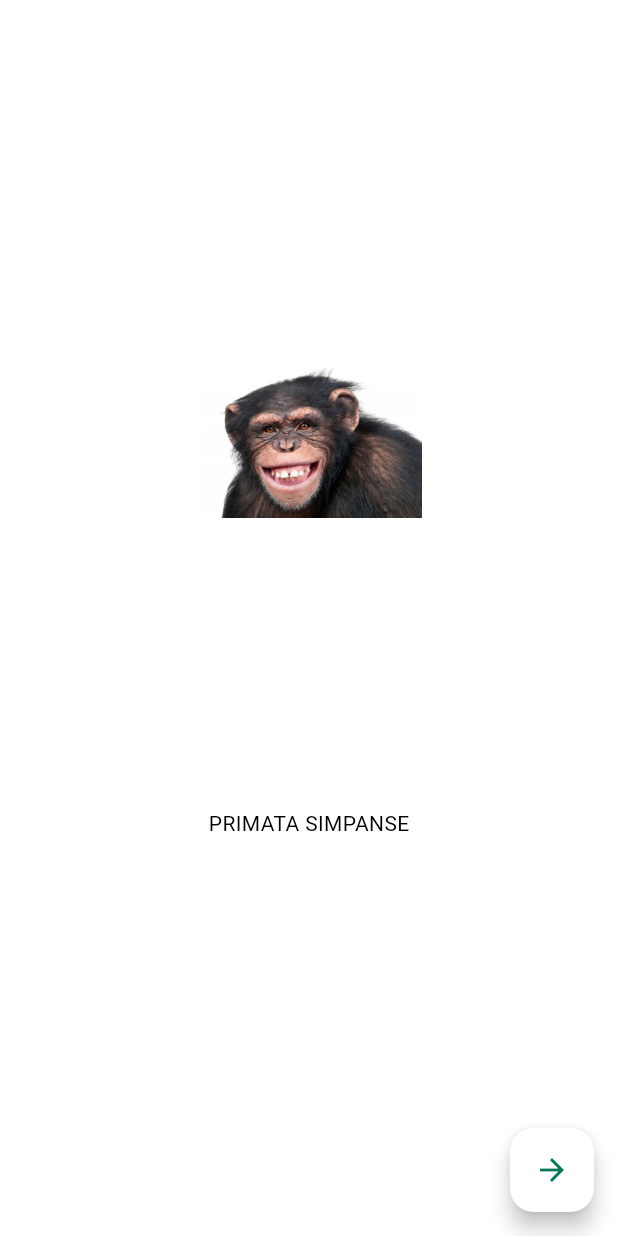
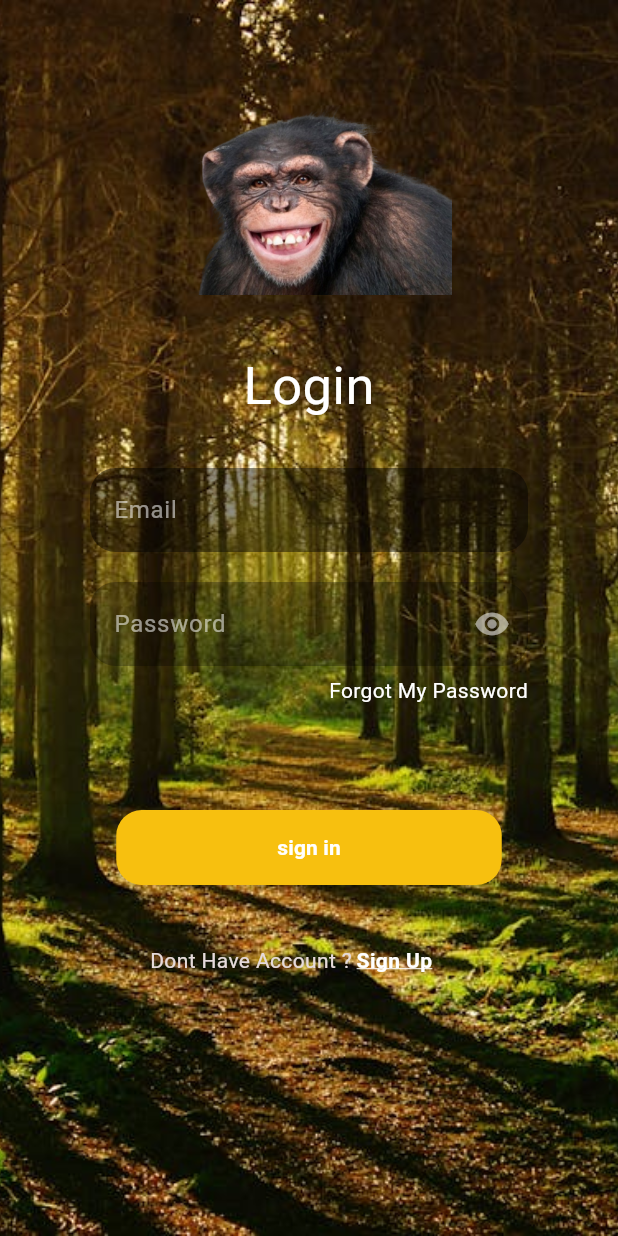
Before and after one commit to EgySeptiandi/latihanapp, a Flutter app: the screen it shows after launch, on a phone screen of 412 x 824 dp. Run offline on Flutter 3.47's test engine with Material 3 defaults, Android fonts, the phone set to English and light mode, and no system bars.

Commit message:
first-commit

```diff
--- a/lib/main.dart
+++ b/lib/main.dart
@@ -1,5 +1,7 @@
 import 'package:flutter/material.dart';
 import 'package:latihan/pages/first_splash.dart';
+import 'package:latihan/pages/second_splash.dart';
+import 'package:latihan/pages/halaman_login.dart';
 
 void main() => runApp(const MyApp());
 
@@ -9,7 +11,9 @@ class MyApp extends StatelessWidget {
   @override
   Widget build(BuildContext context) {
     return const MaterialApp(
-        debugShowCheckedModeBanner: false, home: FirstSplash());
+      debugShowCheckedModeBanner: false,
+      home: Signin(),
+    );
   }
 }
 // MaterialApp
--- a/lib/pages/first_splash.dart
+++ b/lib/pages/first_splash.dart
@@ -20,7 +20,7 @@ class FirstSplash extends StatelessWidget {
               children: [
                 Center(
                   child: Image.asset(
-                    'assets/simpanse.jpg',
+                    'assets/simpanse.png',
                     width: 150,
                     height: 150,
                   ),
--- /dev/null
+++ b/lib/pages/halaman_login.dart
@@ -0,0 +1,154 @@
+import 'package:flutter/material.dart';
+
+class Signin extends StatelessWidget {
+  const Signin({super.key});
+
+  @override
+  Widget build(BuildContext context) {
+    return Scaffold(
+        body: Stack(
+      children: [
+        Container(
+          decoration: const BoxDecoration(
+            image: DecorationImage(
+              image: AssetImage('assets/login.jpg'),
+              fit: BoxFit.cover,
+            ),
+          ),
+        ),
+        Padding(
+          padding: const EdgeInsets.only(
+            top: 60,
+            left: 60,
+            right: 60,
+          ),
+          child: Column(
+            children: [
+              Image.asset(
+                'assets/simpanse.png',
+                width: 190,
+                height: 147,
+              ),
+              SizedBox(
+                height: 25,
+              ),
+              Text(
+                'Login',
+                style: TextStyle(
+                  color: Color(0xffFFFFFF),
+                  fontSize: 35,
+                ),
+              ),
+              SizedBox(
+                height: 30,
+              ),
+              TextFormField(
+                style: TextStyle(
+                  color: Color(0xffFFFFFF),
+                ),
+                decoration: InputDecoration(
+                  fillColor: Color.fromARGB(113, 0, 0, 0),
+                  filled: true,
+                  border: OutlineInputBorder(
+                    borderRadius: BorderRadius.circular(17),
+                    borderSide: BorderSide.none,
+                  ),
+                  hintText: 'Email',
+                  hintStyle: TextStyle(
+                    color: Color.fromARGB(137, 255, 255, 255),
+                  ),
+                ),
+              ),
+              SizedBox(
+                height: 20,
+              ),
+              TextFormField(
+                style: TextStyle(
+                  color: Color(0xffFFFFFF),
+                ),
+                decoration: InputDecoration(
+                  fillColor: Color.fromARGB(76, 0, 0, 0),
+                  filled: true,
+                  border: OutlineInputBorder(
+                    borderRadius: BorderRadius.circular(17),
+                    borderSide: BorderSide.none,
+                  ),
+                  hintText: 'Password',
+                  hintStyle: TextStyle(
+                    color: Color.fromARGB(137, 255, 255, 255),
+                  ),
+                  suffixIcon: Icon(
+                    Icons.visibility,
+                    color: Color.fromARGB(137, 255, 255, 255),
+                  ),
+                ),
+              ),
+              SizedBox(
+                height: 6,
+              ),
+              Container(
+                alignment: Alignment(1, 0.5),
+                child: Text(
+                  'Forgot My Password',
+                  style: TextStyle(
+                    color: Color(0xffFFFFFF),
+                  ),
+                ),
+              ),
+              SizedBox(
+                height: 70,
+              ),
+              Container(
+                width: 257,
+                height: 50,
+                child: TextButton(
+                  style: TextButton.styleFrom(
+                    backgroundColor: Color.fromARGB(255, 247, 192, 15),
+                    shape: RoundedRectangleBorder(
+                      borderRadius: BorderRadius.circular(17),
+                    ),
+                  ),
+                  onPressed: () {},
+                  child: Text(
+                    'sign in',
+                    style: TextStyle(
+                      color: Color(0xffFFFFFF),
+                      fontWeight: FontWeight.w600,
+                    ),
+                  ),
+                ),
+              ),
+              Padding(
+                padding: const EdgeInsets.only(
+                  top: 40,
+                  left: 40,
+                ),
+                child: Row(
+                  children: [
+                    Text(
+                      'Dont Have Account ?',
+                      style: TextStyle(
+                        color: Color.fromARGB(255, 230, 219, 219),
+                      ),
+                    ),
+                    SizedBox(
+                      width: 3,
+                    ),
+                    Text(
+                      'Sign Up',
+                      style: TextStyle(
+                          color: Color(0xffFFFFFF),
+                          fontWeight: FontWeight.w600,
+                          decoration: TextDecoration.underline,
+                          decorationColor: Color(0xffFFFFFF)),
+                    )
+                  ],
+                ),
+              )
+            ],
+          ),
+        ),
+      ],
+    ));
+  }
+}
--- a/lib/pages/second_splash.dart
+++ b/lib/pages/second_splash.dart
@@ -24,7 +24,7 @@ class SecondSplash extends StatelessWidget {
             child: Row(
               children: [
                 Image.asset(
-                  'assets/simpanse.jpg',
+                  'assets/simpanse.png',
                   width: 51,
                 ),
                 const SizedBox(
```
Also changed, not shown: assets/login.jpg (added), assets/simpanse.jpg (deleted), assets/simpanse.png (added).
